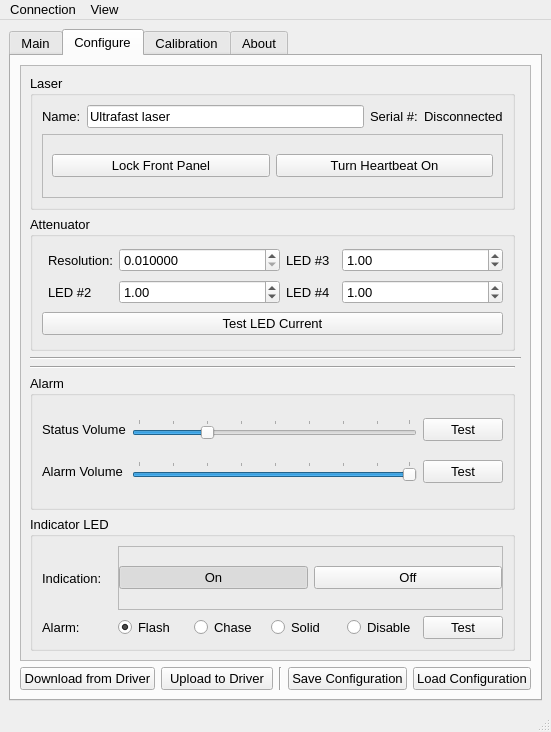
Before: the Qt Designer form Software/GUI_code/QtDesigner_GUI.ui in Llamero/Attenuator_Controller_Board, drawn with Qt 5.
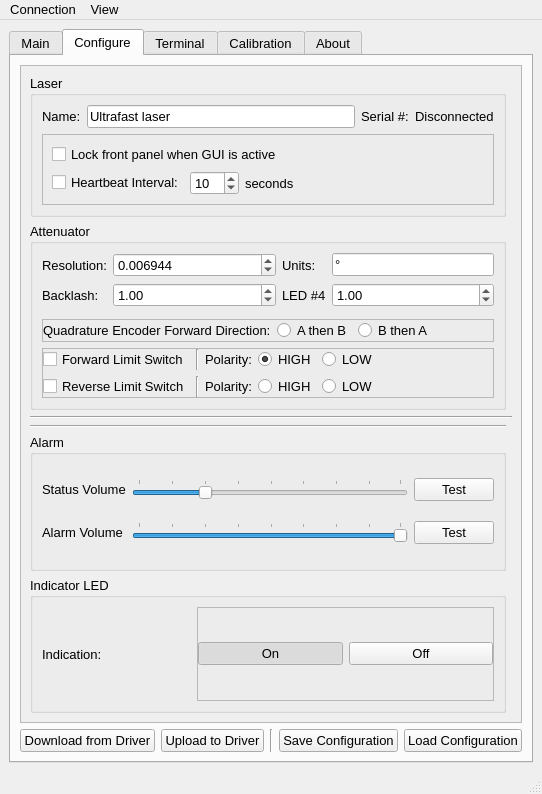
After: the same form once the commit is applied. The open tabs and pages were chosen to show the change. Icons and pictures are not drawn. Custom widgets are drawn as their Qt base class.

Commit message: Fixed RN footprint - Test draft of Teensy code

```diff
--- a/Software/GUI_code/QtDesigner_GUI.ui
+++ b/Software/GUI_code/QtDesigner_GUI.ui
@@ -9,8 +9,8 @@
    <rect>
     <x>0</x>
     <y>0</y>
-    <width>551</width>
-    <height>732</height>
+    <width>542</width>
+    <height>794</height>
    </rect>
   </property>
   <property name="minimumSize">
@@ -523,8 +523,8 @@
             <rect>
              <x>0</x>
              <y>0</y>
-             <width>507</width>
-             <height>592</height>
+             <width>498</width>
+             <height>654</height>
             </rect>
            </property>
            <layout class="QGridLayout" name="gridLayout_16">
@@ -543,31 +543,15 @@
               <property name="title">
                <string>Attenuator</string>
               </property>
-              <layout class="QGridLayout" name="gridLayout_17" columnstretch="0,0,10,0,0,10">
-               <item row="0" column="1">
-                <widget class="QLabel" name="configure_current_limit_LED1_label">
-                 <property name="text">
-                  <string>Resolution:</string>
-                 </property>
-                </widget>
-               </item>
-               <item row="0" column="5">
-                <widget class="QDoubleSpinBox" name="configure_current_limit_LED3_spin_box">
-                 <property name="toolTip">
-                  <string>Set the current limit (in amps) for LED channel #3</string>
-                 </property>
-                 <property name="specialValueText">
-                  <string/>
-                 </property>
-                 <property name="minimum">
-                  <double>0.010000000000000</double>
-                 </property>
-                 <property name="value">
-                  <double>1.000000000000000</double>
-                 </property>
-                </widget>
-               </item>
+              <layout class="QGridLayout" name="gridLayout_17" columnstretch="0,10,0,10">
                <item row="1" column="2">
+                <widget class="QLabel" name="configure_current_limit_LED4_label">
+                 <property name="text">
+                  <string>LED #4</string>
+                 </property>
+                </widget>
+               </item>
+               <item row="1" column="1">
                 <widget class="QDoubleSpinBox" name="configure_current_limit_LED2_spin_box">
                  <property name="toolTip">
                   <string>Set the current limit (in amps) for LED channel #2</string>
@@ -583,17 +567,127 @@
                  </property>
                 </widget>
                </item>
-               <item row="2" column="0" colspan="6">
-                <widget class="QPushButton" name="configure_current_limit_test_button">
-                 <property name="toolTip">
-                  <string>This will briefly drive each active LED channel at the maximum current.  Any LED channels that failed to reach the set current (such as a disconnected channel) will be deactivated.</string>
+               <item row="2" column="0">
+                <widget class="QFrame" name="frame_3">
+                 <property name="frameShape">
+                  <enum>QFrame::StyledPanel</enum>
                  </property>
+                 <property name="frameShadow">
+                  <enum>QFrame::Raised</enum>
+                 </property>
+                </widget>
+               </item>
+               <item row="0" column="3">
+                <widget class="QLineEdit" name="lineEdit">
                  <property name="text">
-                  <string>Test LED Current</string>
+                  <string>°</string>
                  </property>
                 </widget>
                </item>
-               <item row="0" column="2">
+               <item row="4" column="0" colspan="4">
+                <widget class="QFrame" name="frame_2">
+                 <property name="frameShape">
+                  <enum>QFrame::StyledPanel</enum>
+                 </property>
+                 <property name="frameShadow">
+                  <enum>QFrame::Raised</enum>
+                 </property>
+                 <layout class="QGridLayout" name="gridLayout_9" columnstretch="0,0,0,0,10">
+                  <property name="leftMargin">
+                   <number>0</number>
+                  </property>
+                  <property name="topMargin">
+                   <number>0</number>
+                  </property>
+                  <property name="rightMargin">
+                   <number>0</number>
+                  </property>
+                  <property name="bottomMargin">
+                   <number>0</number>
+                  </property>
+                  <item row="1" column="1">
+                   <widget class="Line" name="line_3">
+                    <property name="orientation">
+                     <enum>Qt::Vertical</enum>
+                    </property>
+                   </widget>
+                  </item>
+                  <item row="0" column="0">
+                   <widget class="QCheckBox" name="checkBox_2">
+                    <property name="text">
+                     <string>Forward Limit Switch</string>
+                    </property>
+                   </widget>
+                  </item>
+                  <item row="0" column="3">
+                   <widget class="QRadioButton" name="radioButton_6">
+                    <property name="text">
+                     <string>HIGH</string>
+                    </property>
+                    <property name="checked">
+                     <bool>true</bool>
+                    </property>
+                   </widget>
+                  </item>
+                  <item row="0" column="1">
+                   <widget class="Line" name="line_4">
+                    <property name="orientation">
+                     <enum>Qt::Vertical</enum>
+                    </property>
+                   </widget>
+                  </item>
+                  <item row="0" column="4">
+                   <widget class="QRadioButton" name="radioButton_7">
+                    <property name="text">
+                     <string>LOW</string>
+                    </property>
+                    <property name="checked">
+                     <bool>false</bool>
+                    </property>
+                   </widget>
+                  </item>
+                  <item row="1" column="3">
+                   <widget class="QRadioButton" name="radioButton_4">
+                    <property name="text">
+                     <string>HIGH</string>
+                    </property>
+                   </widget>
+                  </item>
+                  <item row="1" column="0">
+                   <widget class="QCheckBox" name="checkBox">
+                    <property name="text">
+                     <string>Reverse Limit Switch</string>
+                    </property>
+                   </widget>
+                  </item>
+                  <item row="1" column="4">
+                   <widget class="QRadioButton" name="radioButton_5">
+                    <property name="text">
+                     <string>LOW</string>
+                    </property>
+                    <property name="checked">
+                     <bool>false</bool>
+                    </property>
+                   </widget>
+                  </item>
+                  <item row="0" column="2">
+                   <widget class="QLabel" name="label_14">
+                    <property name="text">
+                     <string>Polarity:</string>
+                    </property>
+                   </widget>
+                  </item>
+                  <item row="1" column="2">
+                   <widget class="QLabel" name="label_13">
+                    <property name="text">
+                     <string>Polarity:</string>
+                    </property>
+                   </widget>
+                  </item>
+                 </layout>
+                </widget>
+               </item>
+               <item row="0" column="1">
                 <widget class="QDoubleSpinBox" name="configure_current_limit_LED1_spin_box">
                  <property name="toolTip">
                   <string>Set the current limit (in amps) for LED channel #1</string>
@@ -605,7 +699,7 @@
                   <number>6</number>
                  </property>
                  <property name="minimum">
-                  <double>0.010000000000000</double>
+                  <double>0.000001000000000</double>
                  </property>
                  <property name="maximum">
                   <double>9999999.000000000000000</double>
@@ -614,18 +708,18 @@
                   <double>0.000001000000000</double>
                  </property>
                  <property name="value">
-                  <double>0.010000000000000</double>
+                  <double>0.006944000000000</double>
                  </property>
                 </widget>
                </item>
-               <item row="1" column="1">
-                <widget class="QLabel" name="configure_current_limit_LED2_label">
+               <item row="0" column="2">
+                <widget class="QLabel" name="configure_current_limit_LED3_label">
                  <property name="text">
-                  <string>LED #2</string>
+                  <string>Units:</string>
                  </property>
                 </widget>
                </item>
-               <item row="1" column="5">
+               <item row="1" column="3">
                 <widget class="QDoubleSpinBox" name="configure_current_limit_LED4_spin_box">
                  <property name="toolTip">
                   <string>Set the current limit (in amps) for LED channel #4</string>
@@ -641,20 +735,65 @@
                  </property>
                 </widget>
                </item>
-               <item row="0" column="3">
-                <widget class="QLabel" name="configure_current_limit_LED3_label">
+               <item row="0" column="0">
+                <widget class="QLabel" name="configure_current_limit_LED1_label">
                  <property name="text">
-                  <string>LED #3</string>
+                  <string>Resolution:</string>
                  </property>
                 </widget>
                </item>
-               <item row="1" column="3">
-                <widget class="QLabel" name="configure_current_limit_LED4_label">
+               <item row="1" column="0">
+                <widget class="QLabel" name="configure_current_limit_LED2_label">
                  <property name="text">
-                  <string>LED #4</string>
+                  <string>Backlash:</string>
                  </property>
                 </widget>
                </item>
+               <item row="3" column="0" colspan="4">
+                <widget class="QFrame" name="frame_4">
+                 <property name="frameShape">
+                  <enum>QFrame::StyledPanel</enum>
+                 </property>
+                 <property name="frameShadow">
+                  <enum>QFrame::Raised</enum>
+                 </property>
+                 <layout class="QGridLayout" name="gridLayout_12" columnstretch="0,0,10">
+                  <property name="leftMargin">
+                   <number>0</number>
+                  </property>
+                  <property name="topMargin">
+                   <number>0</number>
+                  </property>
+                  <property name="rightMargin">
+                   <number>0</number>
+                  </property>
+                  <property name="bottomMargin">
+                   <number>0</number>
+                  </property>
+                  <item row="0" column="1">
+                   <widget class="QRadioButton" name="radioButton_8">
+                    <property name="text">
+                     <string>A then B</string>
+                    </property>
+                   </widget>
+                  </item>
+                  <item row="0" column="0">
+                   <widget class="QLabel" name="label_15">
+                    <property name="text">
+                     <string>Quadrature Encoder Forward Direction:</string>
+                    </property>
+                   </widget>
+                  </item>
+                  <item row="0" column="2">
+                   <widget class="QRadioButton" name="radioButton_9">
+                    <property name="text">
+                     <string>B then A</string>
+                    </property>
+                   </widget>
+                  </item>
+                 </layout>
+                </widget>
+               </item>
               </layout>
              </widget>
             </item>
@@ -718,18 +857,38 @@
                  <property name="frameShadow">
                   <enum>QFrame::Raised</enum>
                  </property>
-                 <layout class="QGridLayout" name="gridLayout_8">
-                  <item row="0" column="0">
-                   <widget class="QPushButton" name="pushButton_6">
+                 <layout class="QGridLayout" name="gridLayout_8" columnstretch="0,0,10">
+                  <item row="0" column="0" colspan="3">
+                   <widget class="QCheckBox" name="checkBox_3">
                     <property name="text">
-                     <string>Lock Front Panel</string>
+                     <string>Lock front panel when GUI is active</string>
                     </property>
                    </widget>
                   </item>
-                  <item row="0" column="1">
-                   <widget class="QPushButton" name="pushButton_7">
+                  <item row="1" column="2">
+                   <widget class="QLabel" name="label_17">
                     <property name="text">
-                     <string>Turn Heartbeat On</string>
+                     <string>seconds</string>
+                    </property>
+                   </widget>
+                  </item>
+                  <item row="1" column="1">
+                   <widget class="QSpinBox" name="spinBox_2">
+                    <property name="minimum">
+                     <number>1</number>
+                    </property>
+                    <property name="maximum">
+                     <number>100</number>
+                    </property>
+                    <property name="value">
+                     <number>10</number>
+                    </property>
+                   </widget>
+                  </item>
+                  <item row="1" column="0">
+                   <widget class="QCheckBox" name="checkBox_4">
+                    <property name="text">
+                     <string>Heartbeat Interval:</string>
                     </property>
                    </widget>
                   </item>
@@ -860,79 +1019,7 @@
                <string>Indicator LED</string>
               </property>
               <layout class="QGridLayout" name="gridLayout_18">
-               <item row="1" column="4">
-                <widget class="QRadioButton" name="configure_pushbutton_alarm_disable_button">
-                 <property name="toolTip">
-                  <string>Do not change LEDs during a critical fault such as an over-temperature fault.</string>
-                 </property>
-                 <property name="text">
-                  <string>Disable</string>
-                 </property>
-                 <attribute name="buttonGroup">
-                  <string notr="true">configure_pushbutton_LED_button_group</string>
-                 </attribute>
-                </widget>
-               </item>
-               <item row="1" column="1">
-                <widget class="QRadioButton" name="configure_pushbutton_alarm_flash_button">
-                 <property name="toolTip">
-                  <string>Flash the LEDs on and off during a critical fault such as an over-temperature fault.</string>
-                 </property>
-                 <property name="text">
-                  <string>Flash</string>
-                 </property>
-                 <property name="checked">
-                  <bool>true</bool>
-                 </property>
-                 <attribute name="buttonGroup">
-                  <string notr="true">configure_pushbutton_LED_button_group</string>
-                 </attribute>
-                </widget>
-               </item>
-               <item row="1" column="3">
-                <widget class="QRadioButton" name="configure_pushbutton_alarm_solid_button">
-                 <property name="toolTip">
-                  <string>Illuminate all LEDs during a critical fault such as an over-temperature fault.</string>
-                 </property>
-                 <property name="text">
-                  <string>Solid</string>
-                 </property>
-                 <attribute name="buttonGroup">
-                  <string notr="true">configure_pushbutton_LED_button_group</string>
-                 </attribute>
-                </widget>
-               </item>
-               <item row="1" column="5">
-                <widget class="QPushButton" name="configure_pushbutton_alarm_test_button">
-                 <property name="toolTip">
-                  <string>Test fault illumination pattern.</string>
-                 </property>
-                 <property name="text">
-                  <string>Test</string>
-                 </property>
-                </widget>
-               </item>
-               <item row="1" column="0">
-                <widget class="QLabel" name="configure_pushbutton_alarm_label">
-                 <property name="toolTip">
-                  <string>Set the LED display when a critical fault occurs such as an over-temperature fault.</string>
-                 </property>
-                 <property name="text">
-                  <string>Alarm:</string>
-                 </property>
-                </widget>
-               </item>
-               <item row="0" column="0">
-                <widget class="QLabel" name="configure_pushbutton_intensity_label">
-                 <property name="toolTip">
-                  <string>Set the intensity of the pushbuttons</string>
-                 </property>
-                 <property name="text">
-                  <string>Indication:</string>
-                 </property>
-                </widget>
-               </item>
-               <item row="0" column="1" colspan="5">
+               <item row="0" column="1" colspan="2">
                 <widget class="QFrame" name="configure_pushbutton_intensity_frame">
                  <property name="frameShape">
                   <enum>QFrame::StyledPanel</enum>
@@ -991,13 +1078,13 @@
                  </layout>
                 </widget>
                </item>
-               <item row="1" column="2">
-                <widget class="QRadioButton" name="configure_pushbutton_alarm_chase_button">
+               <item row="0" column="0">
+                <widget class="QLabel" name="configure_pushbutton_intensity_label">
                  <property name="toolTip">
                   <string>Sequentially illuminate the LEDs during a critical fault such as an over-temperature fault.</string>
                  </property>
                  <property name="text">
-                  <string>Chase</string>
+                  <string>Indication:</string>
                  </property>
                  <attribute name="buttonGroup">
                   <string notr="true">configure_pushbutton_LED_button_group</string>
@@ -1050,6 +1137,28 @@
         </item>
        </layout>
       </widget>
+      <widget class="QWidget" name="tab">
+       <attribute name="title">
+        <string>Terminal</string>
+       </attribute>
+       <layout class="QGridLayout" name="gridLayout_13">
+        <property name="leftMargin">
+         <number>8</number>
+        </property>
+        <property name="topMargin">
+         <number>9</number>
+        </property>
+        <property name="rightMargin">
+         <number>9</number>
+        </property>
+        <property name="bottomMargin">
+         <number>9</number>
+        </property>
+        <item row="0" column="0">
+         <widget class="QPlainTextEdit" name="plainTextEdit"/>
+        </item>
+       </layout>
+      </widget>
       <widget class="QWidget" name="calibration_tab">
        <attribute name="title">
         <string>Calibration</string>
@@ -1150,7 +1259,7 @@
     <rect>
      <x>0</x>
      <y>0</y>
-     <width>551</width>
+     <width>542</width>
      <height>21</height>
     </rect>
    </property>
```
Left out of the diff: 290 changed lines with no effect on the pictures. The commit also changes 12 other files.
